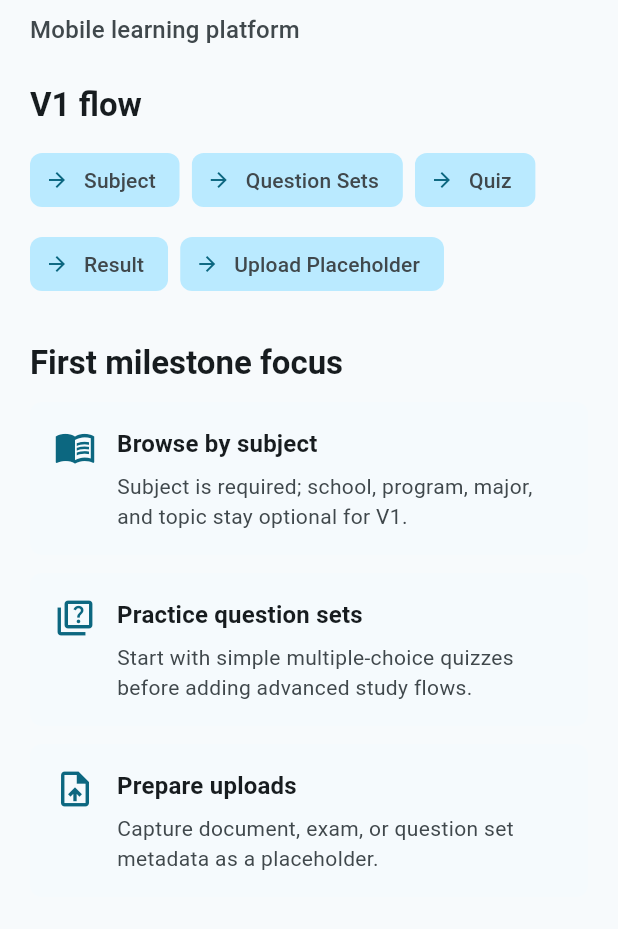
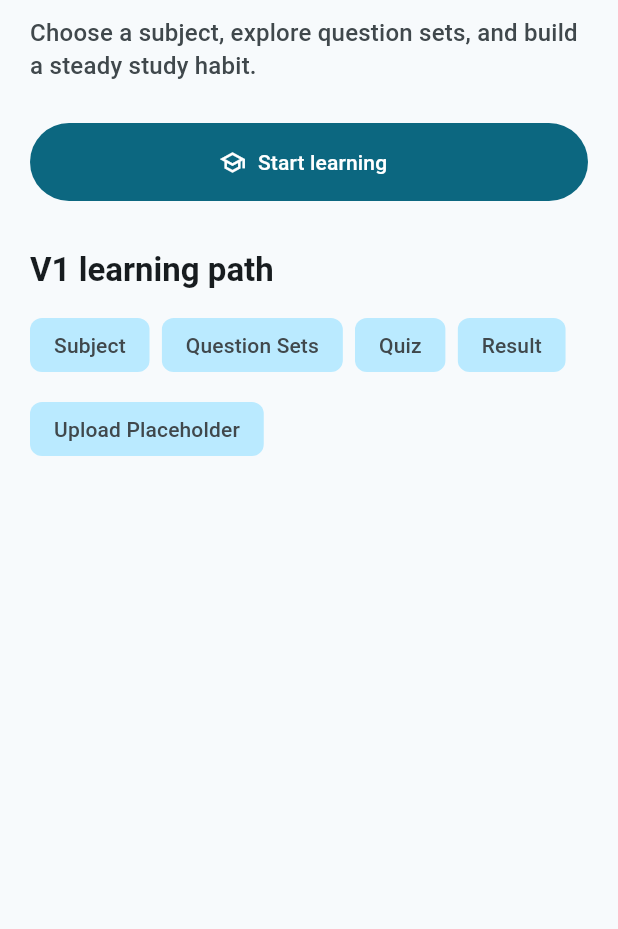
Before and after one commit to toanmuonlamgame/StudyHub, a Flutter app: the screen it shows after launch, on a phone screen of 412 x 824 dp, the part 180-1109 px from its top. Run offline on Flutter 3.47's test engine with Material 3 defaults, Android fonts, the phone set to English and light mode, and no system bars.

Commit message:
feat: add home and subject list UI

```diff
--- a/frontend/lib/features/home_placeholder.dart
+++ b/frontend/lib/features/home_placeholder.dart
@@ -1,4 +1,6 @@
 import 'package:flutter/material.dart';
+
+import 'learning/screens/subject_list_screen.dart';
 
 class HomePlaceholder extends StatelessWidget {
   const HomePlaceholder({super.key});
@@ -9,27 +11,6 @@ class HomePlaceholder extends StatelessWidget {
     'Quiz',
     'Result',
     'Upload Placeholder',
-  ];
-
-  static const _focusItems = [
-    _FocusItem(
-      icon: Icons.menu_book_outlined,
-      title: 'Browse by subject',
-      description:
-          'Subject is required; school, program, major, and topic stay optional for V1.',
-    ),
-    _FocusItem(
-      icon: Icons.quiz_outlined,
-      title: 'Practice question sets',
-      description:
-          'Start with simple multiple-choice quizzes before adding advanced study flows.',
-    ),
-    _FocusItem(
-      icon: Icons.upload_file_outlined,
-      title: 'Prepare uploads',
-      description:
-          'Capture document, exam, or question set metadata as a placeholder.',
-    ),
   ];
 
   @override
@@ -45,19 +26,34 @@ class HomePlaceholder extends StatelessWidget {
             Text(
               'StudyHub',
               style: theme.textTheme.displaySmall?.copyWith(
+                color: theme.colorScheme.primary,
                 fontWeight: FontWeight.w700,
-                color: theme.colorScheme.primary,
               ),
             ),
-            const SizedBox(height: 8),
+            const SizedBox(height: 10),
             Text(
-              'Mobile learning platform',
+              'Choose a subject, explore question sets, and build a steady study habit.',
               style: theme.textTheme.titleMedium?.copyWith(
                 color: theme.colorScheme.onSurfaceVariant,
+                height: 1.4,
               ),
             ),
-            const SizedBox(height: 24),
-            _SectionTitle(title: 'V1 flow', color: theme.colorScheme.onSurface),
+            const SizedBox(height: 28),
+            FilledButton.icon(
+              onPressed: () => _openSubjects(context),
+              icon: const Icon(Icons.school_outlined),
+              label: const Text('Start learning'),
+              style: FilledButton.styleFrom(
+                minimumSize: const Size.fromHeight(52),
+              ),
+            ),
+            const SizedBox(height: 32),
+            Text(
+              'V1 learning path',
+              style: theme.textTheme.titleLarge?.copyWith(
+                fontWeight: FontWeight.w700,
+              ),
+            ),
             const SizedBox(height: 12),
             Wrap(
               spacing: 8,
@@ -66,100 +62,20 @@ class HomePlaceholder extends StatelessWidget {
                 for (final step in _flowSteps)
                   Chip(
                     label: Text(step),
-                    avatar: const Icon(Icons.arrow_forward, size: 16),
                     backgroundColor: theme.colorScheme.primaryContainer,
                     side: BorderSide.none,
                   ),
               ],
-            ),
-            const SizedBox(height: 28),
-            _SectionTitle(
-              title: 'First milestone focus',
-              color: theme.colorScheme.onSurface,
-            ),
-            const SizedBox(height: 12),
-            for (final item in _focusItems) ...[
-              _FocusCard(item: item),
-              const SizedBox(height: 12),
-            ],
-          ],
-        ),
-      ),
-    );
-  }
-}
-
-class _SectionTitle extends StatelessWidget {
-  const _SectionTitle({required this.title, required this.color});
-
-  final String title;
-  final Color color;
-
-  @override
-  Widget build(BuildContext context) {
-    return Text(
-      title,
-      style: Theme.of(context).textTheme.titleLarge?.copyWith(
-        color: color,
-        fontWeight: FontWeight.w700,
-      ),
-    );
-  }
-}
-
-class _FocusCard extends StatelessWidget {
-  const _FocusCard({required this.item});
-
-  final _FocusItem item;
-
-  @override
-  Widget build(BuildContext context) {
-    final theme = Theme.of(context);
-
-    return Card(
-      color: theme.colorScheme.surface,
-      child: Padding(
-        padding: const EdgeInsets.all(16),
-        child: Row(
-          crossAxisAlignment: CrossAxisAlignment.start,
-          children: [
-            Icon(item.icon, color: theme.colorScheme.primary, size: 28),
-            const SizedBox(width: 14),
-            Expanded(
-              child: Column(
-                crossAxisAlignment: CrossAxisAlignment.start,
-                children: [
-                  Text(
-                    item.title,
-                    style: theme.textTheme.titleMedium?.copyWith(
-                      fontWeight: FontWeight.w700,
-                    ),
-                  ),
-                  const SizedBox(height: 6),
-                  Text(
-                    item.description,
-                    style: theme.textTheme.bodyMedium?.copyWith(
-                      color: theme.colorScheme.onSurfaceVariant,
-                    ),
-                  ),
-                ],
-              ),
             ),
           ],
         ),
       ),
     );
   }
+
+  void _openSubjects(BuildContext context) {
+    Navigator.of(context).push(
+      MaterialPageRoute<void>(builder: (context) => const SubjectListScreen()),
+    );
+  }
 }
-
-class _FocusItem {
-  const _FocusItem({
-    required this.icon,
-    required this.title,
-    required this.description,
-  });
-
-  final IconData icon;
-  final String title;
-  final String description;
-}
```
Also changed, not shown: frontend/lib/features/learning/screens/subject_list_screen.dart (added, +229 -0 lines).
